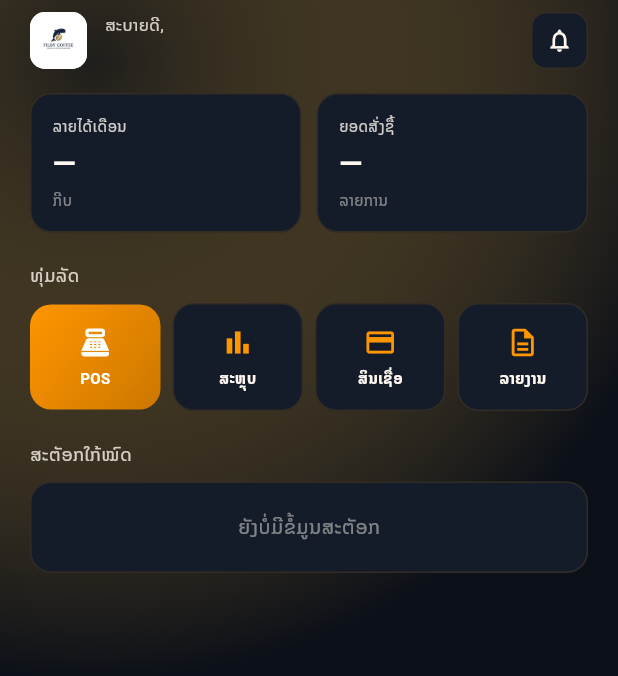
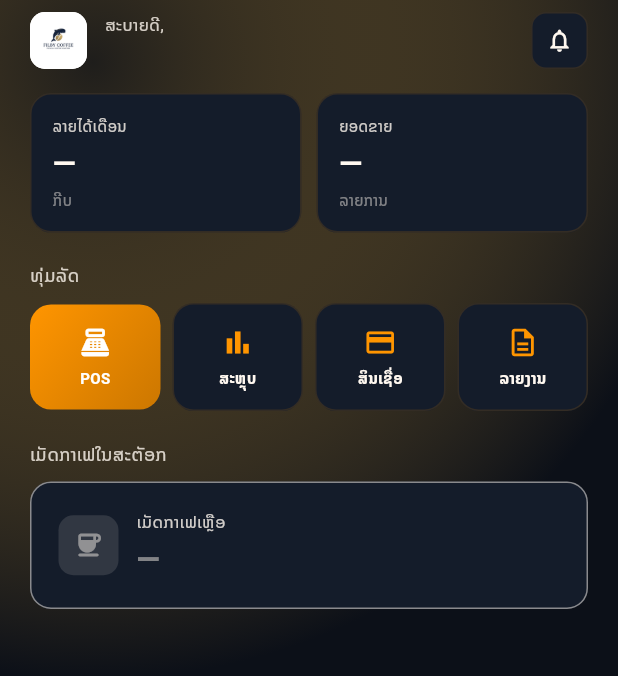
Before and after one commit to Banklil/filby_coffee, a Flutter app: the HomeScreen screen opened directly, on a phone screen of 412 x 824 dp. Shown: the top 676 px of the screen. Run offline on Flutter 3.47's test engine with Material 3 defaults, Android fonts, the phone set to English and light mode, and no system bars; our stand-ins replace flutter_map, geolocator, google_fonts, image_picker, latlong2, shared_preferences; accounts and stored records are empty; network calls fail.

Commit message:
Record POS sales + wire shop income/report dashboards
Backend:
- PosSale model (pos_sales_merchant) logs each POS checkout (amount, items, beans)
- /api/shop/pos-sale now stores the sale; GET /api/shop/summary returns
  income/expense/net-profit + 7-day chart + best sellers + bean balance

POS app:
- checkout sends total price + line items to the backend
- home dashboard shows monthly income, sales count, remaining-kg card
- report screen (finance) shows real income/expense/profit, weekly chart, top items

Co-Authored-By: Claude Opus 4.8 <noreply@anthropic.com>

```diff
--- a/lib/screens/home_screen.dart
+++ b/lib/screens/home_screen.dart
@@ -5,8 +5,37 @@ import '../services/auth_service.dart';
 import 'pos_screen.dart';
 import 'credit_screen.dart';
 
-class HomeScreen extends StatelessWidget {
+class HomeScreen extends StatefulWidget {
   const HomeScreen({super.key});
+
+  @override
+  State<HomeScreen> createState() => _HomeScreenState();
+}
+
+class _HomeScreenState extends State<HomeScreen> {
+  Map<String, dynamic>? _summary;
+  bool _loading = true;
+
+  @override
+  void initState() {
+    super.initState();
+    _load();
+  }
+
+  Future<void> _load() async {
+    final s = await AuthService.fetchSummary('month');
+    if (mounted) setState(() { _summary = s; _loading = false; });
+  }
+
+  String _fmt(num n) {
+    final s = n.round().toString();
+    final buf = StringBuffer();
+    for (int i = 0; i < s.length; i++) {
+      if (i > 0 && (s.length - i) % 3 == 0) buf.write(',');
+      buf.write(s[i]);
+    }
+    return buf.toString();
+  }
 
   @override
   Widget build(BuildContext context) {
@@ -38,9 +67,9 @@ class HomeScreen extends StatelessWidget {
                 const SizedBox(height: 10),
                 _buildQuickActions(context),
                 const SizedBox(height: 20),
-                _buildSectionTitle('ສະຕັອກໃກ້ໝົດ'),
+                _buildSectionTitle('ເມັດກາເຟໃນສະຕັອກ'),
                 const SizedBox(height: 10),
-                _buildEmptyStock(),
+                _buildStockCard(),
                 const SizedBox(height: 100),
               ],
             ),
@@ -98,11 +127,15 @@ class HomeScreen extends StatelessWidget {
   }
 
   Widget _buildStatsGrid() {
-    return const Row(
+    final income = _summary?['income'];
+    final count = _summary?['sales_count'];
+    final incomeStr = _loading ? '…' : (income == null ? '—' : _fmt(income as num));
+    final countStr = _loading ? '…' : (count == null ? '—' : '$count');
+    return Row(
       children: [
-        Expanded(child: _StatCard(label: 'ລາຍໄດ້ເດືອນ', value: '—', sub: 'ກີບ')),
-        SizedBox(width: 10),
-        Expanded(child: _StatCard(label: 'ຍອດສັ່ງຊື້', value: '—', sub: 'ລາຍການ')),
+        Expanded(child: _StatCard(label: 'ລາຍໄດ້ເດືອນ', value: incomeStr, sub: 'ກີບ')),
+        const SizedBox(width: 10),
+        Expanded(child: _StatCard(label: 'ຍອດຂາຍ', value: countStr, sub: 'ລາຍການ')),
       ],
     );
   }
@@ -141,19 +174,51 @@ class HomeScreen extends StatelessWidget {
     );
   }
 
-  Widget _buildEmptyStock() {
+  Widget _buildStockCard() {
+    final kg = (_summary?['bean_balance_kg'] as num?)?.toDouble();
+    final low = kg != null && kg <= 1.0;
+    final Color accent = kg == null
+        ? FilbyColors.textMuted
+        : (low ? const Color(0xFFEF4444) : FilbyColors.primary);
     return Container(
-      padding: const EdgeInsets.all(20),
+      padding: const EdgeInsets.all(18),
       decoration: BoxDecoration(
         color: FilbyColors.surface,
         borderRadius: BorderRadius.circular(14),
-        border: Border.all(color: FilbyColors.border),
+        border: Border.all(color: accent.withOpacity(0.5)),
       ),
-      child: const Center(
-        child: Text(
-          'ຍັງບໍ່ມີຂໍ້ມູນສະຕັອກ',
-          style: TextStyle(fontSize: 13, color: FilbyColors.textMuted),
-        ),
+      child: Row(
+        children: [
+          Container(
+            width: 40, height: 40,
+            decoration: BoxDecoration(
+              color: accent.withOpacity(0.12),
+              borderRadius: BorderRadius.circular(10),
+            ),
+            child: Icon(low ? Icons.warning_amber_rounded : Icons.coffee_rounded,
+                color: accent, size: 20),
+          ),
+          const SizedBox(width: 12),
+          Expanded(
+            child: Column(
+              crossAxisAlignment: CrossAxisAlignment.start,
+              children: [
+                const Text('ເມັດກາເຟເຫຼືອ',
+                    style: TextStyle(fontSize: 11, color: FilbyColors.textSecondary)),
+                const SizedBox(height: 2),
+                Text(
+                  _loading ? '…' : (kg == null ? '—' : '${kg.toStringAsFixed(1)} kg'),
+                  style: TextStyle(
+                      fontSize: 20, fontWeight: FontWeight.w800, color: accent),
+                ),
+              ],
+            ),
+          ),
+          if (low)
+            const Text('ໃກ້ໝົດ!',
+                style: TextStyle(
+                    fontSize: 12, fontWeight: FontWeight.w700, color: Color(0xFFEF4444))),
+        ],
       ),
     );
   }
--- a/lib/services/auth_service.dart
+++ b/lib/services/auth_service.dart
@@ -190,9 +190,13 @@ class AuthService {
     }
   }
 
-  /// Deduct [beansKg] of beans from the shop stock after a POS sale.
+  /// Record a POS sale: deduct [beansKg] of beans and log the sale amount/items.
   /// Returns the new balance + whether stock was insufficient, or null on error.
-  static Future<({double balanceKg, bool insufficient})?> posSale(double beansKg) async {
+  static Future<({double balanceKg, bool insufficient})?> posSale(
+    double beansKg, {
+    double totalPrice = 0,
+    List<Map<String, dynamic>>? items,
+  }) async {
     final token = await _getToken();
     if (token == null) return null;
     try {
@@ -202,7 +206,11 @@ class AuthService {
           'Content-Type': 'application/json',
           'Authorization': 'Bearer $token',
         },
-        body: jsonEncode({'beans_kg': beansKg}),
+        body: jsonEncode({
+          'beans_kg': beansKg,
+          'total_price': totalPrice,
+          if (items != null) 'items': items,
+        }),
       ).timeout(const Duration(seconds: 30));
       if (res.statusCode == 200) {
         final body = jsonDecode(res.body);
@@ -210,6 +218,25 @@ class AuthService {
           balanceKg: (body['bean_balance_kg'] as num?)?.toDouble() ?? 0,
           insufficient: body['insufficient'] == true,
         );
+      }
+      return null;
+    } catch (_) {
+      return null;
+    }
+  }
+
+  /// Income / expense / net-profit + weekly + best-sellers for the shop.
+  /// [period] is "day", "week", or "month". Null on failure.
+  static Future<Map<String, dynamic>?> fetchSummary(String period) async {
+    final token = await _getToken();
+    if (token == null) return null;
+    try {
+      final res = await http.get(
+        Uri.parse('$baseUrl/api/shop/summary?period=$period'),
+        headers: {'Authorization': 'Bearer $token'},
+      ).timeout(const Duration(seconds: 30));
+      if (res.statusCode == 200) {
+        return jsonDecode(res.body) as Map<String, dynamic>;
       }
       return null;
     } catch (_) {
```
Also changed, not shown: lib/screens/finance_screen.dart (+94 -42 lines), lib/screens/pos_screen.dart (+17 -1 lines), 3 other files.
